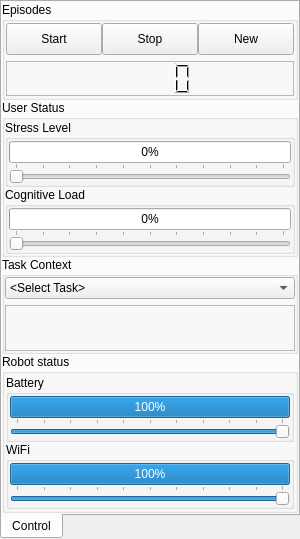
This is ui/AUIParam.ui in argenortega/AUI as Qt 5 draws it before an edit. The edited form follows.
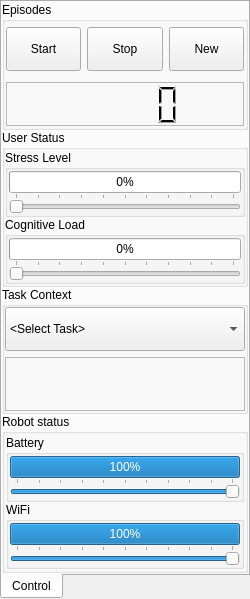
This is the edited form.

What changed in the file:
```diff
--- a/ui/AUIParam.ui
+++ b/ui/AUIParam.ui
@@ -6,8 +6,8 @@
    <rect>
     <x>0</x>
     <y>0</y>
-    <width>300</width>
-    <height>539</height>
+    <width>250</width>
+    <height>599</height>
    </rect>
   </property>
   <property name="sizePolicy">
@@ -19,7 +19,7 @@
   <property name="minimumSize">
    <size>
     <width>250</width>
-    <height>531</height>
+    <height>599</height>
    </size>
   </property>
   <property name="maximumSize">
@@ -73,21 +73,18 @@
            <string>Episodes</string>
           </property>
           <layout class="QGridLayout" name="episodesLayout">
-           <property name="horizontalSpacing">
-            <number>0</number>
-           </property>
-           <property name="verticalSpacing">
-            <number>6</number>
-           </property>
            <property name="margin">
             <number>1</number>
            </property>
-           <item row="1" column="0">
+           <property name="spacing">
+            <number>6</number>
+           </property>
+           <item row="1" column="0" alignment="Qt::AlignHCenter|Qt::AlignVCenter">
             <widget class="QPushButton" name="startEpisodeButton">
              <property name="minimumSize">
               <size>
-               <width>0</width>
-               <height>32</height>
+               <width>44</width>
+               <height>44</height>
               </size>
              </property>
              <property name="text">
@@ -96,27 +93,39 @@
              <property name="checkable">
               <bool>false</bool>
              </property>
+             <property name="flat">
+              <bool>false</bool>
+             </property>
             </widget>
            </item>
-           <item row="1" column="2">
+           <item row="1" column="2" alignment="Qt::AlignHCenter|Qt::AlignVCenter">
             <widget class="QPushButton" name="resetEpisodeButton">
              <property name="minimumSize">
               <size>
-               <width>0</width>
-               <height>32</height>
+               <width>44</width>
+               <height>44</height>
               </size>
              </property>
+             <property name="autoFillBackground">
+              <bool>true</bool>
+             </property>
              <property name="text">
               <string>New</string>
              </property>
+             <property name="autoDefault">
+              <bool>true</bool>
+             </property>
+             <property name="flat">
+              <bool>false</bool>
+             </property>
             </widget>
            </item>
-           <item row="1" column="1">
+           <item row="1" column="1" alignment="Qt::AlignHCenter|Qt::AlignVCenter">
             <widget class="QPushButton" name="stopEpisodeButton">
              <property name="minimumSize">
               <size>
-               <width>0</width>
-               <height>32</height>
+               <width>44</width>
+               <height>44</height>
               </size>
              </property>
              <property name="text">
@@ -138,7 +147,7 @@
              <property name="maximumSize">
               <size>
                <width>16777215</width>
-               <height>60</height>
+               <height>44</height>
               </size>
              </property>
              <property name="frameShape">
@@ -276,14 +285,23 @@
            <string>Task Context</string>
           </property>
           <layout class="QVBoxLayout" name="taskLayout">
-           <property name="spacing">
-            <number>6</number>
-           </property>
            <property name="margin">
             <number>0</number>
            </property>
            <item>
             <widget class="QComboBox" name="currentContext">
+             <property name="minimumSize">
+              <size>
+               <width>0</width>
+               <height>44</height>
+              </size>
+             </property>
+             <property name="sizeAdjustPolicy">
+              <enum>QComboBox::AdjustToContents</enum>
+             </property>
+             <property name="frame">
+              <bool>true</bool>
+             </property>
              <item>
               <property name="text">
                <string>&lt;Select Task&gt;</string>
```
